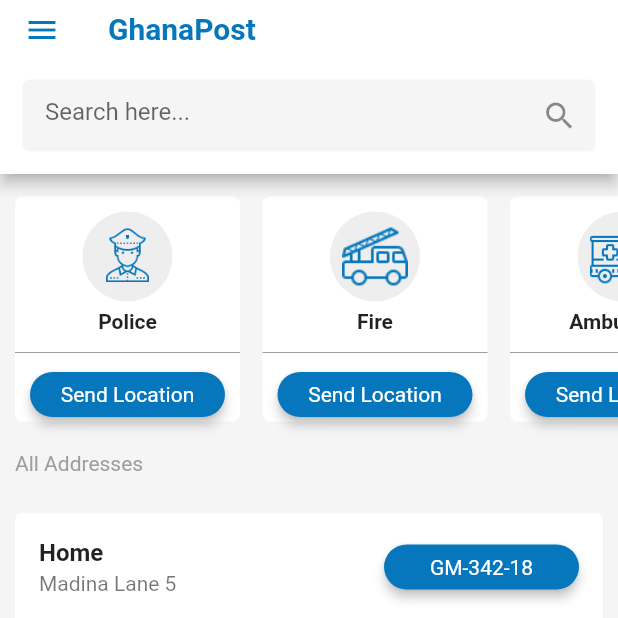
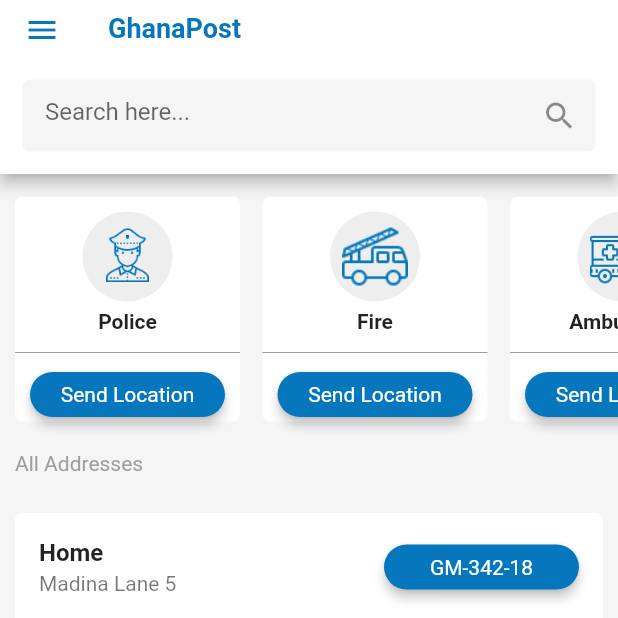
Before and after one commit to iamEtornam/GhanaPostGPS-Flutter, a Flutter app: the screen it shows after launch, on a phone screen of 412 x 824 dp, the top half of it. Run offline on Flutter 3.47's test engine with Material 2 defaults, Android fonts, the phone set to English and light mode, and no system bars; our stand-ins replace flutter_icons.

Commit message:
Update main.dart

```diff
--- a/lib/main.dart
+++ b/lib/main.dart
@@ -1,9 +1,14 @@
+import 'dart:io';
+
 import 'package:flutter/material.dart';
+import 'package:ghana_post_flutter/address_details_page.dart';
 import 'package:ghana_post_flutter/home_page.dart';
 
 void main() => runApp(MyApp());
 
 class MyApp extends StatelessWidget {
+    final _mainColor = Color(0xff0677BD);
+
   @override
   Widget build(BuildContext context) {
     return MaterialApp(
@@ -12,9 +17,17 @@ class MyApp extends StatelessWidget {
         brightness: Brightness.light,
         primaryColor: Colors.white,
         scaffoldBackgroundColor: Colors.white,
-        fontFamily: 'Roboto'
+        fontFamily: 'Roboto',
+        appBarTheme: AppBarTheme(
+          textTheme: TextTheme(title: TextStyle(color: _mainColor, fontWeight: FontWeight.bold,fontSize: 18)),
+          iconTheme: IconThemeData(color: _mainColor),
+          elevation: Platform.isIOS ? 0 : 4
+        )
       ),
       home: HomePage(),
+      routes: <String, WidgetBuilder>{
+          '/addressDetilsPage': (BuildContext context) => AddressDetailsPage(),
+      },
     );
   }
 }
```
